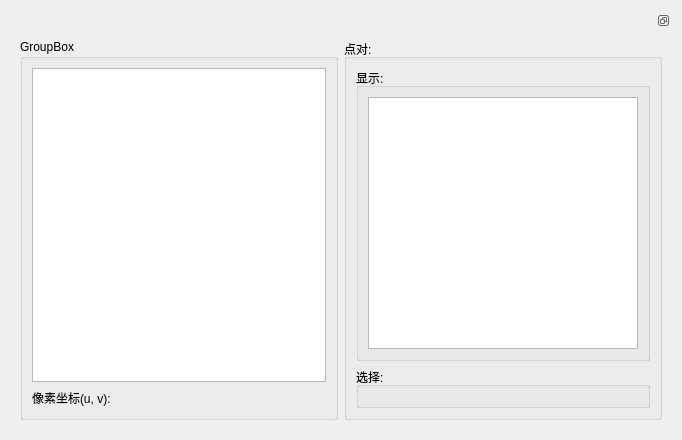
lg93lggt/Pose6dSolver-pyqt, file ui_files/DockGraphWidget.ui: the form before one commit.
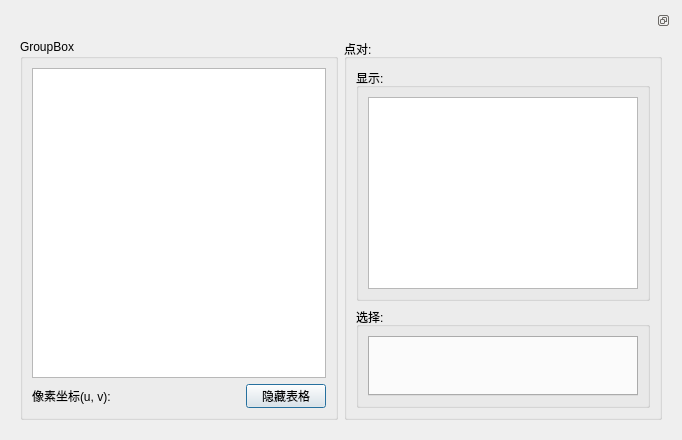
The form after the commit.

The edit to the form file:
```diff
--- a/ui_files/DockGraphWidget.ui
+++ b/ui_files/DockGraphWidget.ui
@@ -29,6 +29,9 @@
       <layout class="QHBoxLayout" name="layout_main">
        <item>
         <widget class="QGroupBox" name="groupbox_visualize">
+         <property name="autoFillBackground">
+          <bool>false</bool>
+         </property>
          <property name="title">
           <string>GroupBox</string>
          </property>
@@ -123,6 +126,52 @@
               </property>
              </spacer>
             </item>
+            <item>
+             <widget class="QPushButton" name="pushbtn_show_table">
+              <property name="sizePolicy">
+               <sizepolicy hsizetype="Minimum" vsizetype="Minimum">
+                <horstretch>0</horstretch>
+                <verstretch>0</verstretch>
+               </sizepolicy>
+              </property>
+              <property name="minimumSize">
+               <size>
+                <width>80</width>
+                <height>0</height>
+               </size>
+              </property>
+              <property name="maximumSize">
+               <size>
+                <width>10</width>
+                <height>24</height>
+               </size>
+              </property>
+              <property name="autoFillBackground">
+               <bool>false</bool>
+              </property>
+              <property name="text">
+               <string>隐藏表格</string>
+              </property>
+              <property name="checkable">
+               <bool>true</bool>
+              </property>
+              <property name="checked">
+               <bool>false</bool>
+              </property>
+              <property name="autoRepeat">
+               <bool>false</bool>
+              </property>
+              <property name="autoDefault">
+               <bool>true</bool>
+              </property>
+              <property name="default">
+               <bool>true</bool>
+              </property>
+              <property name="flat">
+               <bool>false</bool>
+              </property>
+             </widget>
+            </item>
            </layout>
           </item>
          </layout>
@@ -157,7 +206,15 @@
             <property name="checkable">
              <bool>false</bool>
             </property>
-            <layout class="QHBoxLayout" name="layout_choose_points"/>
+            <layout class="QHBoxLayout" name="layout_choose_points">
+             <item>
+              <widget class="QTabWidget" name="tab_widget_objs">
+               <property name="currentIndex">
+                <number>-1</number>
+               </property>
+              </widget>
+             </item>
+            </layout>
            </widget>
           </item>
          </layout>
```
Left out of the diff: 38 changed lines with no effect on the pictures.
